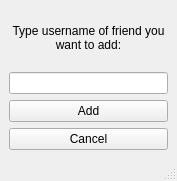
Before: the Qt Designer form addfriend.ui in markopoloparadox/ProjectPerun, drawn with Qt 5.
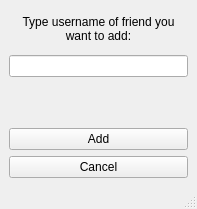
After: the same form once the commit is applied.

```diff
--- a/addfriend.ui
+++ b/addfriend.ui
@@ -6,8 +6,8 @@
    <rect>
     <x>0</x>
     <y>0</y>
-    <width>177</width>
-    <height>181</height>
+    <width>197</width>
+    <height>209</height>
    </rect>
   </property>
   <property name="minimumSize">
@@ -39,6 +39,13 @@
       <item>
        <widget class="QLineEdit" name="EmailLineEdit"/>
       </item>
+      <item>
+       <widget class="QLabel" name="StatusLabel">
+        <property name="text">
+         <string/>
+        </property>
+       </widget>
+      </item>
       <item>
        <widget class="QPushButton" name="AddButton">
         <property name="text">
@@ -56,19 +63,6 @@
      </layout>
     </item>
    </layout>
-   <widget class="QLabel" name="StatusLabel">
-    <property name="geometry">
-     <rect>
-      <x>18</x>
-      <y>11</y>
-      <width>16</width>
-      <height>16</height>
-     </rect>
-    </property>
-    <property name="text">
-     <string/>
-    </property>
-   </widget>
   </widget>
   <widget class="QStatusBar" name="statusbar"/>
  </widget>
```
Left out of the diff: 2 changed lines with no effect on the pictures.
